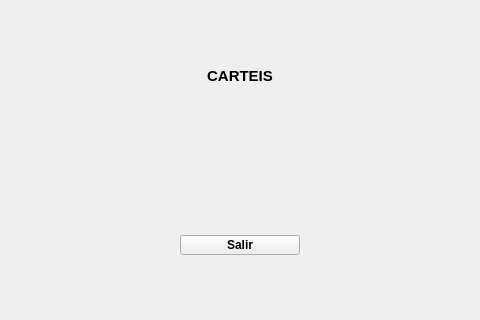
Before: the Qt Designer form MainWindow.ui in XoanCarlos/perezgonzalez2324, drawn with Qt 5; both pictures show x 170 to 650 and y 134 to 454 of the 800 by 600 pixel window.
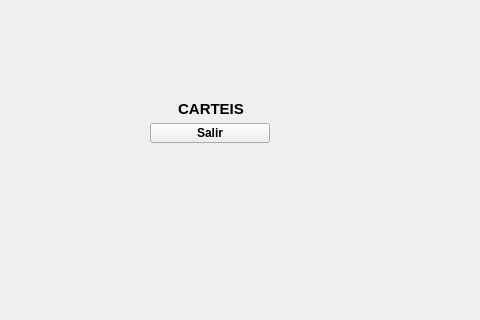
After: the same form once the commit is applied.

Diff of the .ui file:
```diff
--- a/MainWindow.ui
+++ b/MainWindow.ui
@@ -18,8 +18,8 @@
   </property>
   <property name="minimumSize">
    <size>
-    <width>800</width>
-    <height>600</height>
+    <width>0</width>
+    <height>0</height>
    </size>
   </property>
   <property name="font">
@@ -31,59 +31,37 @@
    <string>CarTeis</string>
   </property>
   <widget class="QWidget" name="centralwidget">
-   <widget class="QPushButton" name="btnSalir">
-    <property name="geometry">
-     <rect>
-      <x>350</x>
-      <y>350</y>
-      <width>120</width>
-      <height>20</height>
-     </rect>
-    </property>
     <property name="sizePolicy">
-     <sizepolicy hsizetype="Fixed" vsizetype="Fixed">
+    <sizepolicy hsizetype="Minimum" vsizetype="Minimum">
       <horstretch>0</horstretch>
       <verstretch>0</verstretch>
      </sizepolicy>
     </property>
-    <property name="minimumSize">
-     <size>
-      <width>120</width>
-      <height>20</height>
-     </size>
-    </property>
-    <property name="maximumSize">
-     <size>
-      <width>120</width>
-      <height>20</height>
-     </size>
+   <property name="layoutDirection">
+    <enum>Qt::LeftToRight</enum>
+   </property>
+   <widget class="QWidget" name="layoutWidget">
+    <property name="geometry">
+     <rect>
+      <x>320</x>
+      <y>210</y>
+      <width>122</width>
+      <height>48</height>
+     </rect>
     </property>
-    <property name="font">
-     <font>
-      <weight>75</weight>
-      <bold>true</bold>
-     </font>
-    </property>
-    <property name="autoFillBackground">
-     <bool>false</bool>
-    </property>
-    <property name="text">
-     <string>Salir</string>
-    </property>
-   </widget>
+    <layout class="QGridLayout" name="gridLayout" rowstretch="0,0" columnstretch="0" columnminimumwidth="0">
+     <property name="sizeConstraint">
+      <enum>QLayout::SetDefaultConstraint</enum>
+     </property>
+     <property name="spacing">
+      <number>0</number>
+     </property>
+     <item row="0" column="0">
    <widget class="QLabel" name="lblTitulo">
-    <property name="geometry">
-     <rect>
-      <x>290</x>
-      <y>180</y>
-      <width>240</width>
-      <height>21</height>
-     </rect>
-    </property>
     <property name="sizePolicy">
      <sizepolicy hsizetype="Expanding" vsizetype="Expanding">
-      <horstretch>0</horstretch>
-      <verstretch>0</verstretch>
+         <horstretch>1</horstretch>
+         <verstretch>1</verstretch>
      </sizepolicy>
     </property>
     <property name="minimumSize">
@@ -111,6 +89,43 @@
     <property name="alignment">
      <set>Qt::AlignCenter</set>
     </property>
+      </widget>
+     </item>
+     <item row="1" column="0">
+      <widget class="QPushButton" name="btnSalir">
+       <property name="sizePolicy">
+        <sizepolicy hsizetype="Expanding" vsizetype="Expanding">
+         <horstretch>1</horstretch>
+         <verstretch>1</verstretch>
+        </sizepolicy>
+       </property>
+       <property name="minimumSize">
+        <size>
+         <width>120</width>
+         <height>20</height>
+        </size>
+       </property>
+       <property name="maximumSize">
+        <size>
+         <width>120</width>
+         <height>20</height>
+        </size>
+       </property>
+       <property name="font">
+        <font>
+         <weight>75</weight>
+         <bold>true</bold>
+        </font>
+       </property>
+       <property name="autoFillBackground">
+        <bool>false</bool>
+       </property>
+       <property name="text">
+        <string>Salir</string>
+       </property>
+      </widget>
+     </item>
+    </layout>
    </widget>
   </widget>
   <widget class="QMenuBar" name="menuBar">
```
Lines whose indentation alone changed are shown as unchanged.
